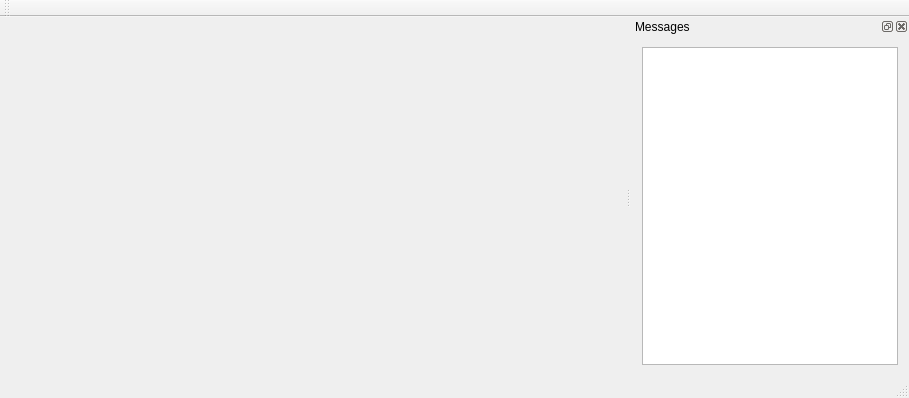
Before: the Qt Designer form src/gui/mainwindow/mainwindow.ui in dimonomid/bterm, drawn with Qt 5.
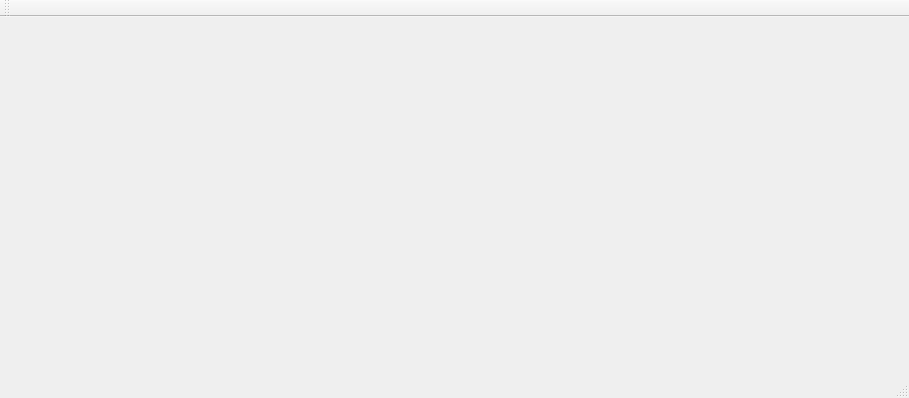
After: the same form once the commit is applied. Custom widgets are drawn as their Qt base class.

Commit message: log is now a central widget

The edit to the form file:
```diff
--- a/src/gui/mainwindow/mainwindow.ui
+++ b/src/gui/mainwindow/mainwindow.ui
@@ -33,40 +33,8 @@
    </attribute>
   </widget>
   <widget class="QStatusBar" name="statusBar"/>
-  <widget class="QDockWidget" name="dockwidg_messages">
-   <property name="enabled">
-    <bool>true</bool>
-   </property>
-   <property name="windowTitle">
-    <string>Messages</string>
-   </property>
-   <attribute name="dockWidgetArea">
-    <number>2</number>
-   </attribute>
-   <widget class="QWidget" name="dockWidgetContents_4">
-    <layout class="QVBoxLayout" name="verticalLayout_2">
-     <item>
-      <widget class="QPlainTextEdit_My" name="pte_messages">
-       <property name="readOnly">
-        <bool>true</bool>
-       </property>
-       <property name="maximumBlockCount">
-        <number>1000</number>
-       </property>
-      </widget>
-     </item>
-    </layout>
-   </widget>
-  </widget>
  </widget>
  <layoutdefault spacing="6" margin="11"/>
- <customwidgets>
-  <customwidget>
-   <class>QPlainTextEdit_My</class>
-   <extends>QPlainTextEdit</extends>
-   <header location="global">qplaintextedit_my.h</header>
-  </customwidget>
- </customwidgets>
  <resources/>
  <connections/>
 </ui>
```
The commit also changes 2 other files.
